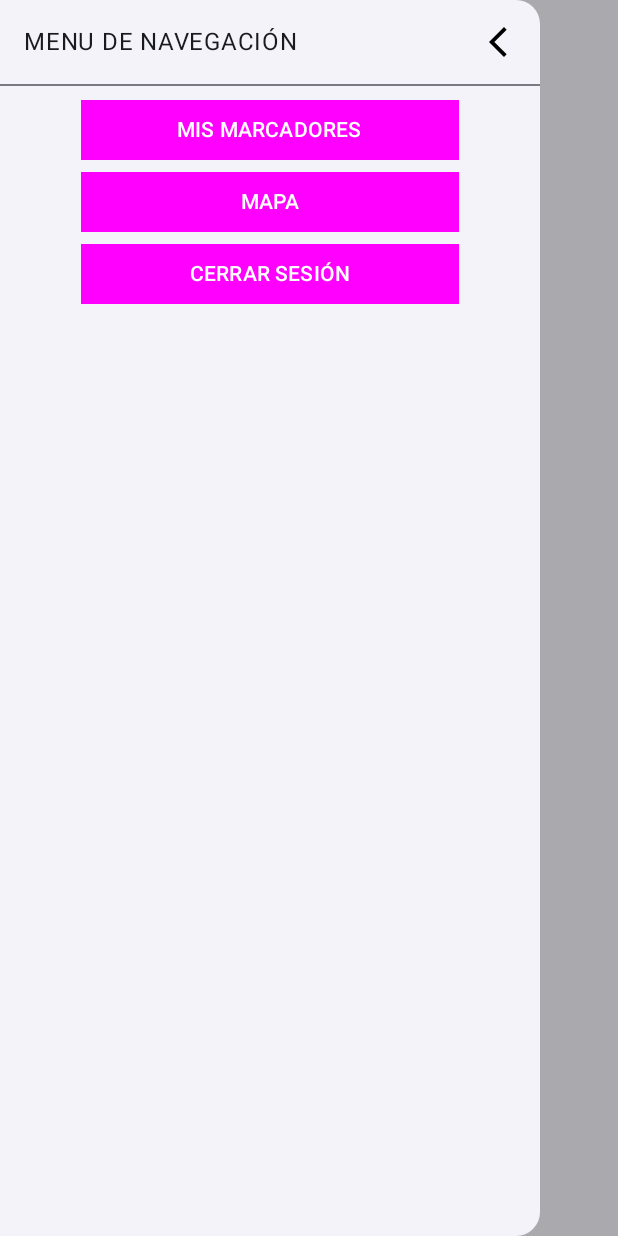
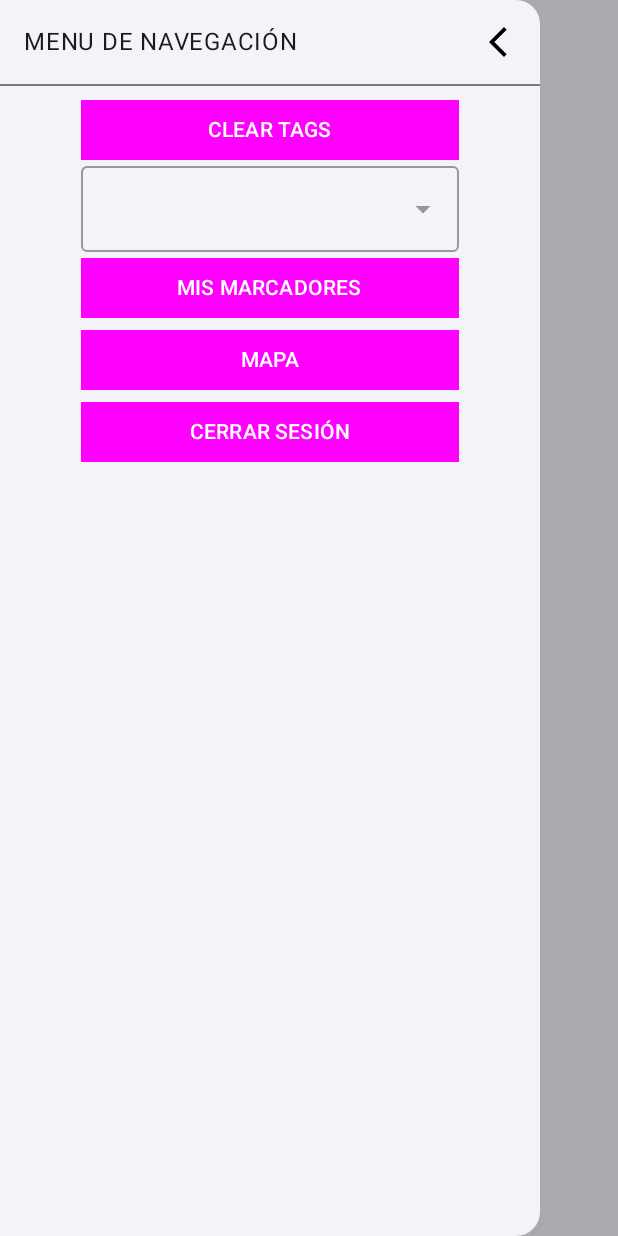
Before and after one commit to OrlandoChir/M08-UF2-P4-MapsApp-OrlandoChirinos, an Android app built with Jetpack Compose: the composable MapScreen shown on its own in the app's theme, after a tap on "Menu", on a phone screen of 412 x 824 dp. Run offline under Robolectric (Android 15) with nearby library versions, the light colour scheme and no system bars; our stand-ins replace Firebase (no records; nobody signed in at launch, a user with empty details on screens opened directly), livedata-compose; libraries missing offline, so code that uses them is left out: orlando.trivial.orlandochirinos_apilistapp; 2 statements that could not run were skipped.

Commit message:
Filtrado de marcadores. Falta: Autenticación. Imagen. Eliminar marcadores. Editar marcadores.

```diff
--- a/app/src/main/java/orlando/p4_mapsapp_orlandochirinos/View/CameraScreen.kt
+++ b/app/src/main/java/orlando/p4_mapsapp_orlandochirinos/View/CameraScreen.kt
@@ -51,9 +51,6 @@ fun CameraScreen(mapViewmodel: MapViewmodel,
         }
     )
 
- //   Column( modifier = Modifier.fillMaxSize(), horizontalAlignment = Alignment.CenterHorizontally, verticalArrangement = Arrangement.Center) {
-  //    Button(onClick = {
-
     Icon(
         modifier = Modifier
             .fillMaxWidth()
--- a/app/src/main/java/orlando/p4_mapsapp_orlandochirinos/View/LateralAndBottomSheet.kt
+++ b/app/src/main/java/orlando/p4_mapsapp_orlandochirinos/View/LateralAndBottomSheet.kt
@@ -84,10 +84,23 @@ fun MenuLateral(
                         imageVector = Icons.Filled.ArrowBackIosNew,
                         contentDescription = "CLOSE")
                 }
+
                 Divider ()
                 Column (modifier = Modifier
                     .padding(top = 5.dp)
                     .align(Alignment.CenterHorizontally) ) {
+
+                    Button(
+                        modifier = Modifier.fillMaxWidth(0.7f),
+                        shape = RectangleShape,
+                        colors = ButtonDefaults.buttonColors(Color.Magenta),
+                        onClick = { mapViewModel.clearTag() })
+                    { Text(text = "CLEAR TAGS") }
+
+                    Box(modifier = Modifier.fillMaxWidth(0.7f) ) {
+                        SelectCategories(mapViewModel = mapViewModel)
+                    }
+
                     Button(
                         modifier = Modifier.fillMaxWidth(0.7f),
                         shape = RectangleShape,
@@ -191,7 +204,7 @@ fun Bottom(
     val selectedLocation by mapViewModel.selectedPosition.collectAsState()
 
     ModalBottomSheet(
-        onDismissRequest = { mapViewModel.showBottomSheet() },
+        onDismissRequest = { mapViewModel.showBottomSheet() ; mapViewModel.clearTag() },
         sheetState = sheetState ) {
         // Sheet content
 
@@ -203,7 +216,6 @@ fun Bottom(
             Column {
 
                 // GlideImage(model = , contentDescription = )
-
 
                 OutlinedTextField(
                     value = nameOfPlace,
--- a/app/src/main/java/orlando/p4_mapsapp_orlandochirinos/View/Map.kt
+++ b/app/src/main/java/orlando/p4_mapsapp_orlandochirinos/View/Map.kt
@@ -40,7 +40,8 @@ fun MapGoogle(mapViewModel: MapViewmodel,navigationController: NavHostController
     val scope = rememberCoroutineScope()
     val availableLocations: List<Ubicacion> by mapViewModel.firestoreAvailableLocations.observeAsState(listOf())
 
-    mapViewModel.getAllUbications()
+    if (mapViewModel.tagSelected != ""){ mapViewModel.getUbicationsFiltered(mapViewModel.tagSelected) }
+    else { mapViewModel.getAllUbications() }
 
     Column(modifier = Modifier
         .fillMaxSize()
```
Also changed, not shown: app/src/main/java/orlando/p4_mapsapp_orlandochirinos/ModelView/MapViewmodel.kt (+21 -3 lines), app/src/main/java/orlando/p4_mapsapp_orlandochirinos/View/MarkerListScreen.kt (+21 -7 lines).
